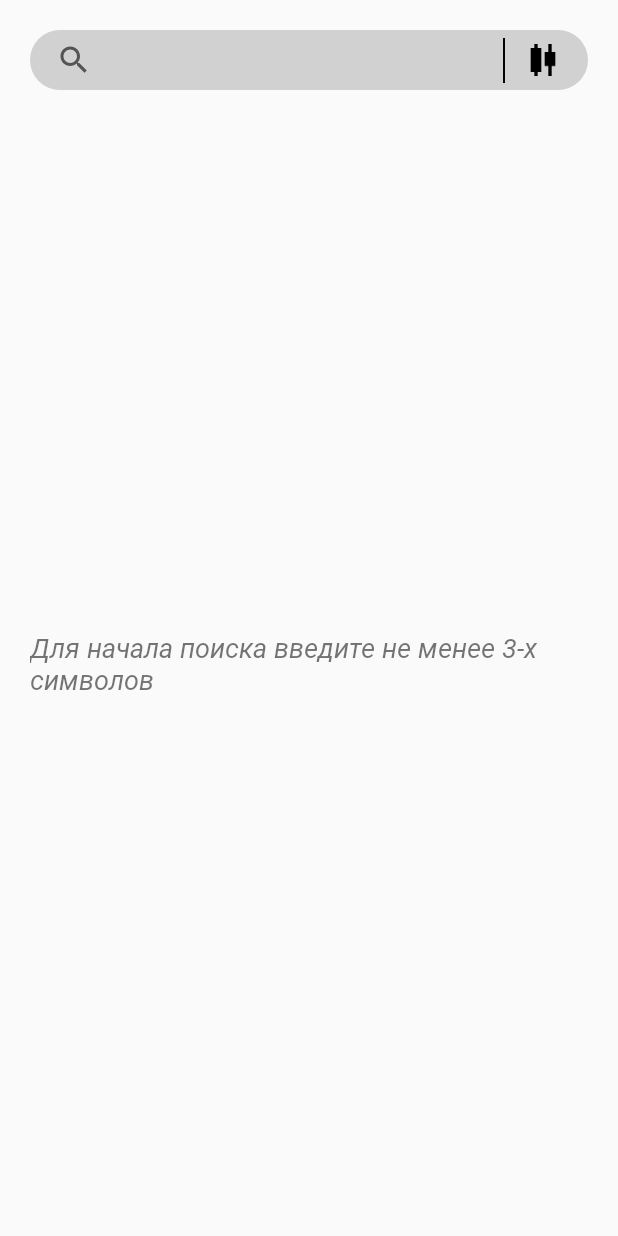
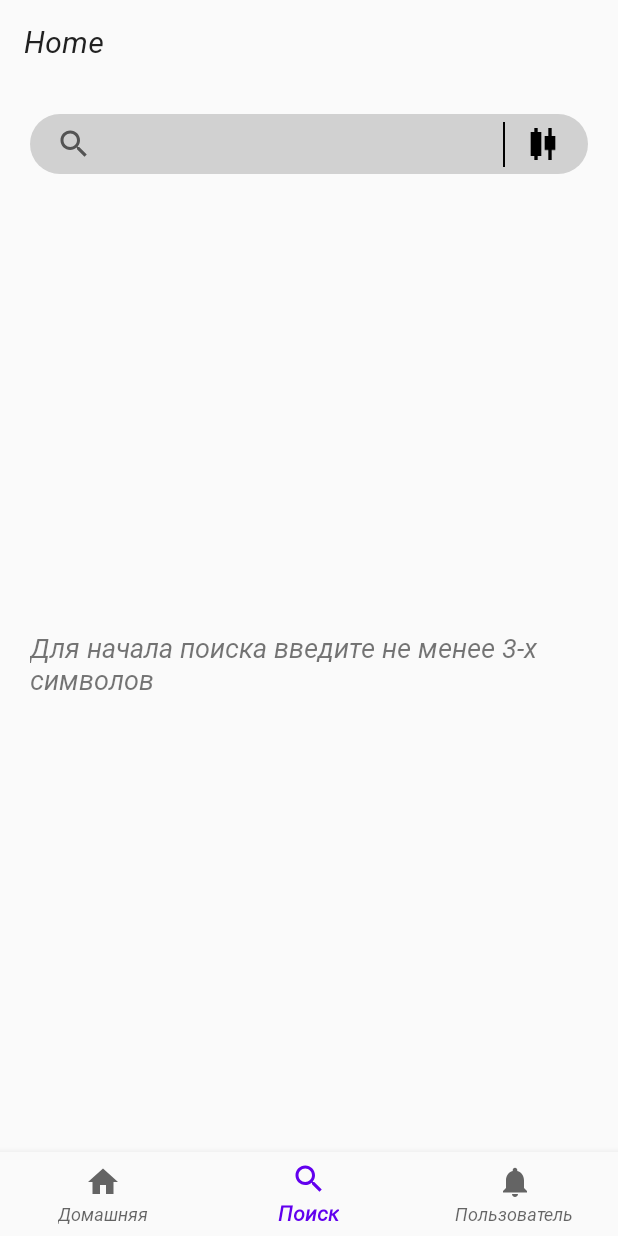
Before and after one commit to Mucmuk69/skillcinema_skillbox, an Android app: the HomeFragment screen opened through its navigation route, item 2 of the bottom bar chosen, on a phone screen of 412 x 824 dp. Run offline under Robolectric (Android 15) with nearby library versions, the phone set to English and light mode, and no system bars; our stand-ins replace navigation-ui, paging; pictures from the network do not load; 2 statements that could not run were skipped.

Commit message:
customization bottomNavigationBar

```diff
--- a/app/src/main/java/com/example/test_kinopoisk/MainActivity.kt
+++ b/app/src/main/java/com/example/test_kinopoisk/MainActivity.kt
@@ -1,28 +1,47 @@
 package com.example.test_kinopoisk
 
 import android.os.Bundle
+import android.view.View
 import androidx.appcompat.app.AppCompatActivity
+import androidx.drawerlayout.widget.DrawerLayout
+import androidx.navigation.NavController
+import androidx.navigation.findNavController
+import androidx.navigation.fragment.NavHostFragment
+import androidx.navigation.ui.AppBarConfiguration
+import androidx.navigation.ui.setupActionBarWithNavController
+import androidx.navigation.ui.setupWithNavController
 import com.example.test_kinopoisk.databinding.ActivityMainBinding
+import com.example.test_kinopoisk.ui.homescreen.HomeFragment
+import com.google.android.material.appbar.MaterialToolbar
+import com.google.android.material.bottomnavigation.BottomNavigationView
 
 class MainActivity : AppCompatActivity() {
 
-    private lateinit var binding: ActivityMainBinding
-
     override fun onCreate(savedInstanceState: Bundle?) {
         super.onCreate(savedInstanceState)
+        setContentView(R.layout.activity_main)
+        val view = this.findViewById<View>(android.R.id.content).rootView
 
-        binding = ActivityMainBinding.inflate(layoutInflater)
-        setContentView(binding.root)
+        val toolbar = findViewById<MaterialToolbar>(R.id.toolbar)
+        setSupportActionBar(toolbar)
+        val container = findViewById<DrawerLayout>(R.id.container)
+        val navView = findViewById<BottomNavigationView>(R.id.nav_view)
 
-//        val navView: BottomNavigationView = binding.navView
-//
-//        val navController = findNavController(R.id.nav_host_fragment_activity_main)
-//        val appBarConfiguration = AppBarConfiguration(
-//            setOf(
-//                R.id.navigation_home, R.id.navigation_searching, R.id.navigation_notifications
-//            )
-//        )
-//        setupActionBarWithNavController(navController, appBarConfiguration)
-//        navView.setupWithNavController(navController)
+        val navHostFragment =
+            supportFragmentManager.findFragmentById(R.id.nav_host_fragment_activity_main) as NavHostFragment
+        val navController = navHostFragment.navController
+
+        val builder = AppBarConfiguration.Builder(navController.graph)
+        builder.setOpenableLayout(container)
+//        val appBarConfiguration = builder.build()
+
+        val appBarConfiguration = AppBarConfiguration(
+            setOf(
+                R.id.navigation_home, R.id.navigation_searching, R.id.navigation_db
+            )
+        )
+
+        toolbar.setupWithNavController(navController,appBarConfiguration)
+        navView.setupWithNavController(navController)
     }
 }
--- a/app/src/main/java/com/example/test_kinopoisk/ui/homescreen/HomeFragment.kt
+++ b/app/src/main/java/com/example/test_kinopoisk/ui/homescreen/HomeFragment.kt
@@ -41,13 +41,14 @@ class HomeFragment : Fragment() {
     override fun onViewCreated(view: View, savedInstanceState: Bundle?) {
         super.onViewCreated(view, savedInstanceState)
 
-        //При нажатии на значки навигации внизу экрана
-        binding.navView.setOnItemSelectedListener {
-            when (it.itemId) {
-                R.id.navigation_searching -> findNavController().navigate(R.id.navigation_searching)
-            }
-            true
-        }
+//        //При нажатии на значки навигации внизу экрана
+//        binding.navView.setOnItemSelectedListener {
+//            when (it.itemId) {
+//                R.id.navigation_home -> findNavController().navigate(R.id.navigation_home)
+//                R.id.navigation_searching -> findNavController().navigate(R.id.navigation_searching)
+//            }
+//            true
+//        }
 
         //Кнопка назад - свернуть приложение
         requireActivity().onBackPressedDispatcher.addCallback(viewLifecycleOwner) {
--- a/app/src/main/java/com/example/test_kinopoisk/ui/loadingcollections/LoadingCollectionsFragment.kt
+++ b/app/src/main/java/com/example/test_kinopoisk/ui/loadingcollections/LoadingCollectionsFragment.kt
@@ -45,6 +45,8 @@ class LoadingCollectionsFragment : Fragment() {
     ): View {
         _binding = FragmentLoadingCollectionsBinding.inflate(inflater, container, false)
         return binding.root
+
+
     }
 
     override fun onViewCreated(view: View, savedInstanceState: Bundle?) {
--- a/app/src/main/res/layout/activity_main.xml
+++ b/app/src/main/res/layout/activity_main.xml
@@ -1,27 +1,29 @@
 <?xml version="1.0" encoding="utf-8"?>
-<androidx.constraintlayout.widget.ConstraintLayout xmlns:android="http://schemas.android.com/apk/res/android"
+<androidx.drawerlayout.widget.DrawerLayout xmlns:android="http://schemas.android.com/apk/res/android"
     xmlns:app="http://schemas.android.com/apk/res-auto"
     android:id="@+id/container"
     android:layout_width="match_parent"
     android:layout_height="match_parent">
 
-<!--    <com.google.android.material.bottomnavigation.BottomNavigationView-->
-<!--        android:id="@+id/nav_view"-->
-<!--        android:layout_width="0dp"-->
-<!--        android:layout_height="wrap_content"-->
-<!--        android:layout_marginStart="0dp"-->
-<!--        android:layout_marginEnd="0dp"-->
-<!--        android:background="?android:attr/windowBackground"-->
-<!--        app:layout_constraintBottom_toBottomOf="parent"-->
-<!--        app:layout_constraintLeft_toLeftOf="parent"-->
-<!--        app:layout_constraintRight_toRightOf="parent"-->
-<!--        app:menu="@menu/bottom_nav_menu" />-->
+    <LinearLayout
+        android:layout_width="match_parent"
+        android:layout_height="match_parent"
+        android:orientation="vertical">
+
+        <com.google.android.material.appbar.MaterialToolbar
+            android:id="@+id/toolbar"
+            style="@style/Widget.MaterialComponents.ActionBar.Primary"
+            android:layout_width="match_parent"
+            android:layout_height="?attr/actionBarSize"
+            app:layout_constraintStart_toStartOf="parent"
+            app:layout_constraintTop_toTopOf="parent" />
 
         <androidx.fragment.app.FragmentContainerView
             android:id="@+id/nav_host_fragment_activity_main"
             android:name="androidx.navigation.fragment.NavHostFragment"
             android:layout_width="match_parent"
-        android:layout_height="match_parent"
+            android:layout_height="0dp"
+            android:layout_weight="1"
             app:defaultNavHost="true"
             app:layout_constraintBottom_toBottomOf="parent"
             app:layout_constraintLeft_toLeftOf="parent"
@@ -29,4 +31,16 @@
             app:layout_constraintTop_toTopOf="parent"
             app:navGraph="@navigation/mobile_navigation" />
 
-</androidx.constraintlayout.widget.ConstraintLayout>
+        <com.google.android.material.bottomnavigation.BottomNavigationView
+            android:id="@+id/nav_view"
+            android:layout_width="match_parent"
+            android:layout_height="wrap_content"
+            android:background="?android:attr/windowBackground"
+            app:layout_constraintBottom_toBottomOf="parent"
+            app:layout_constraintLeft_toLeftOf="parent"
+            app:layout_constraintRight_toRightOf="parent"
+            app:menu="@menu/bottom_nav_menu" />
+
+    </LinearLayout>
+
+</androidx.drawerlayout.widget.DrawerLayout>
--- a/app/src/main/res/menu/bottom_nav_menu.xml
+++ b/app/src/main/res/menu/bottom_nav_menu.xml
@@ -4,7 +4,7 @@
     <item
         android:id="@+id/navigation_home"
         android:icon="@drawable/ic_home_black_24dp"
-        android:title="@string/title_home" />
+        android:title="@string/home_ru" />
 
     <item
         android:id="@+id/navigation_searching"
@@ -12,8 +12,8 @@
         android:title="@string/search" />
 
     <item
-        android:id="@+id/navigation_notifications"
+        android:id="@+id/navigation_db"
         android:icon="@drawable/ic_notifications_black_24dp"
-        android:title="@string/title_notifications" />
+        android:title="@string/user_ru" />
 
 </menu>
--- a/app/src/main/res/navigation/mobile_navigation.xml
+++ b/app/src/main/res/navigation/mobile_navigation.xml
@@ -30,12 +30,6 @@
             android:id="@+id/action_navigation_loading_collection_to_navigation_home"
             app:destination="@id/navigation_home" />
     </fragment>
-
-    <fragment
-        android:id="@+id/navigation_notifications"
-        android:name="com.example.test_kinopoisk.ui.searching.SearchingFragment"
-        android:label="@string/title_notifications"
-        tools:layout="@layout/fragment_searching" />
 
     <fragment
         android:id="@+id/navigation_onboarding"
@@ -195,4 +189,11 @@
             app:destination="@id/navigation_advanced_search" />
     </fragment>
 
+    <fragment
+        android:id="@+id/navigation_db"
+        android:name="com.example.test_kinopoisk.ui.database.DBFragment"
+        tools:layout="@layout/fragment_d_b">
+
+    </fragment>
+
 </navigation>
--- a/app/src/main/res/values/strings.xml
+++ b/app/src/main/res/values/strings.xml
@@ -70,4 +70,6 @@
     <string name="search_to">Искать в период до</string>
     <string name="search_ru">Искать</string>
     <string name="search_text_previous">Для начала поиска введите не менее 3-х символов</string>
+    <string name="home_ru">Домашняя</string>
+    <string name="user_ru">Пользователь</string>
 </resources>
```
Also changed, not shown: app/src/main/java/com/example/test_kinopoisk/ui/database/DBFragment.kt (added, +30 -0 lines), app/src/main/res/layout/fragment_d_b.xml (added, +14 -0 lines), app/src/main/res/layout/fragment_home.xml (+11 -11 lines). Lines whose indentation alone changed are shown as unchanged.
